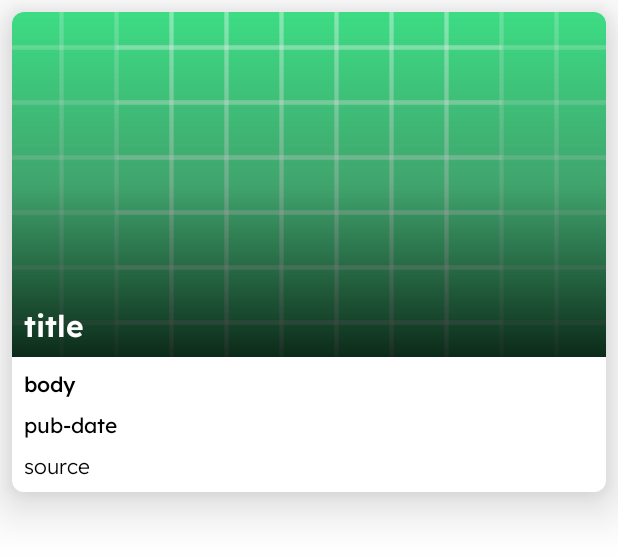
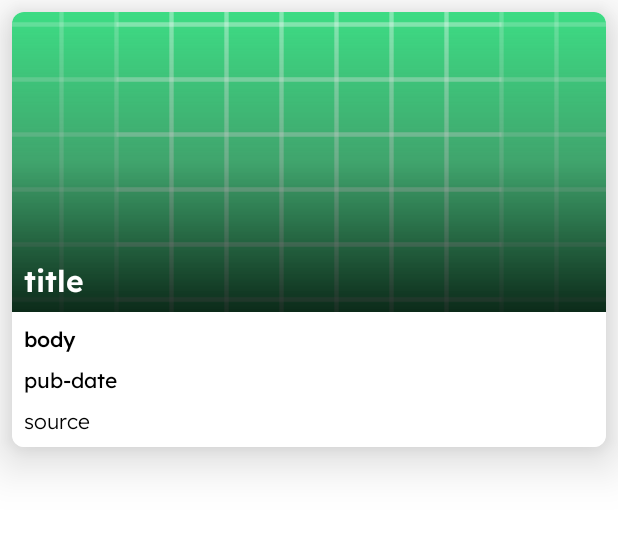
Before and after one commit to iampradeep-hr/feedpool, an Android app: the layout item_article_preview.xml on its own in the app's theme, with its tools: preview values and no code run, on a phone screen of 412 x 824 dp. Shown: the top 558 px of the screen. Run offline under Robolectric (Android 15) with nearby library versions, the light colour scheme and no system bars; network calls fail.

Commit message:
minor changes

```diff
--- a/app/src/main/java/com/pradeep/feedpool/api/NewsApiService.kt
+++ b/app/src/main/java/com/pradeep/feedpool/api/NewsApiService.kt
@@ -10,7 +10,7 @@ interface NewsApiService {
 
     @GET("top-headlines")
     suspend fun getBreakingNews(
-        @Query("country") countryCode:String = "us",
+        @Query("country") countryCode:String = "in",
         @Query("page") pageNumber: Int=1,
         @Query("apiKey") apiKey:String=API_KEY
     ): Response<NewsResponse>
--- a/app/src/main/res/layout/activity_news.xml
+++ b/app/src/main/res/layout/activity_news.xml
@@ -24,7 +24,6 @@
         android:id="@+id/bottomNavigationView"
         android:layout_width="match_parent"
         android:layout_height="wrap_content"
-            android:clipToOutline="true"
         android:foregroundTint="@android:color/transparent"
         app:itemIconTint="@color/bt_nav_icon_tint"
         app:itemTextColor="@color/bt_nav_icon_tint"
--- a/app/src/main/res/layout/item_article_preview.xml
+++ b/app/src/main/res/layout/item_article_preview.xml
@@ -26,7 +26,7 @@
         <ImageView
             android:id="@+id/news_image"
             android:layout_width="match_parent"
-            android:layout_height="230dp"
+            android:layout_height="200dp"
             android:contentDescription="image"
             android:foreground="@drawable/black_gradient"
             android:scaleType="centerCrop"
```
Also changed, not shown: app/src/main/java/com/pradeep/feedpool/ui/NewsActivity.kt (+1 -6 lines).
